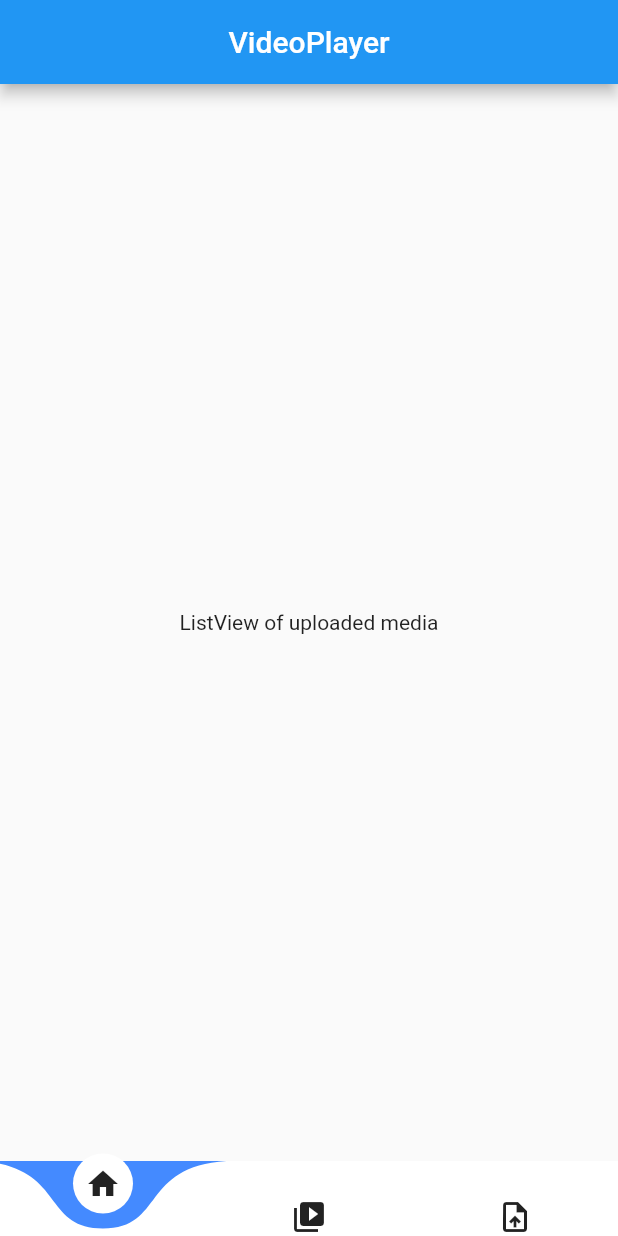
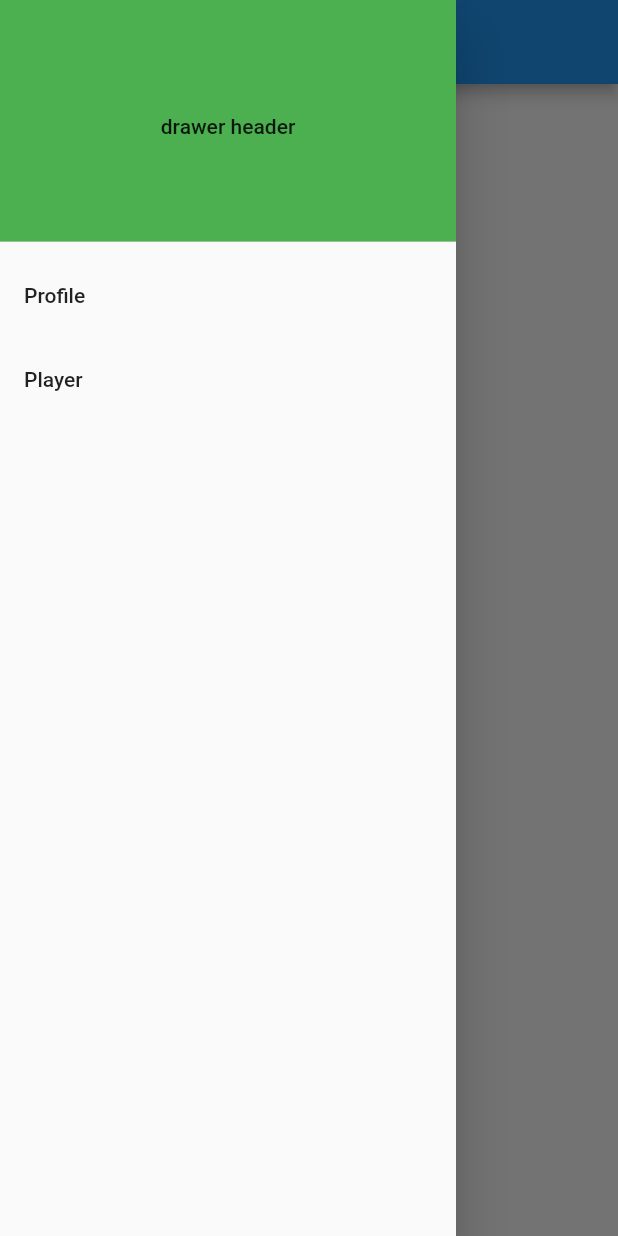
Before and after one commit to beanboi7/offlineVideoPlayer, a Flutter app: the screen it shows after launch, with the side drawer open (before the commit the screen has no drawer), on a phone screen of 412 x 824 dp. Run offline on Flutter 3.47's test engine with Material 2 defaults, Android fonts, the phone set to English and light mode, and no system bars; drawn by our look-alikes of curved_navigation_bar; our stand-ins replace file_picker, video_player.

Commit message:
removed navbar, instead drawer

```diff
--- a/lib/main.dart
+++ b/lib/main.dart
@@ -1,13 +1,9 @@
-
-
-import 'dart:io';
 
 import 'package:flutter/cupertino.dart';
 import 'package:flutter/material.dart';
-import 'package:image_picker/image_picker.dart';
-import 'package:video_player/video_player.dart';
-import 'package:curved_navigation_bar/curved_navigation_bar.dart';
 
+import 'profile.dart';
+import 'player.dart';
 
 void main(){
   runApp(MyApp());
@@ -17,174 +13,51 @@ class MyApp extends StatelessWidget {
   @override
   Widget build(BuildContext context) {
     return MaterialApp(
-      title: 'OfflinePlayer for video',
-      home: OfflinePlayer(),
+     initialRoute: '/',
+      routes: {
+       '/': (context) => VideoList(),
+        '/player' : (context) => Player(),
+        '/profile' : (context) => Profile(),
+      },
+      //home: VideoList(),
     );
   }
 }
 
-
-class OfflinePlayer extends StatefulWidget {
-  @override
-  _OfflinePlayerState createState() => _OfflinePlayerState();
-}
-
-class _OfflinePlayerState extends State<OfflinePlayer> {
-
-  @override
-  void initState(){
-    super.initState();
-
-    //put whatever function needs to run whenever we open our app
-  }
-
-  @override
-  void dispose(){
-    super.dispose();
-    _controller.dispose();
-  }
-
-  File _videoFile;
-  VideoPlayerController _controller;
-  final _picker = ImagePicker();
-  int _page=0;
-
+class VideoList extends StatelessWidget {
   @override
   Widget build(BuildContext context) {
     return Scaffold(
-        bottomNavigationBar: CurvedNavigationBar(
-          index: _page,
-          height: 50.0,
-          animationCurve: Curves.easeInSine,
-          items: <Widget>[
-            Icon(Icons.home),
-            Icon(Icons.video_library),
-            Icon(Icons.upload_file),
-          ],
-          onTap: (index){
-            setState(() {
-              _page=index;
-            });
-          },
+      appBar: AppBar(title: Text('hemlo')),
+      drawer: Drawer(
+        child: ListView(
+          padding: EdgeInsets.zero,
+          children: <Widget>[
+            DrawerHeader(
+              child: Center(
+                child: Text('drawer header'),
               ),
-        appBar: AppBar(title: Text("VideoPlayer"), centerTitle: true),
-        body: _page == 2 ?
-        Builder(
-          builder: (BuildContext context) => Center(
-            child: uploadVideo(),
+              decoration: BoxDecoration(
+                color: Colors.green,
               ),
-        ) : _page == 1 ?
-        Builder(
-          builder: (BuildContext context) => Center(
-            child: playMedia(),
             ),
-        ) : _page == 0 ?
-        Builder(
-          builder: (BuildContext context) => Center(
-              child: Text("ListView of uploaded media")),
-        ) : Text("Home Page"),
-    );
+            ListTile(
+              title: Text('Profile'),
+              onTap: (){
+                Navigator.pop(context);
+                Navigator.pushNamed(context, '/profile');
               }
-
-  //need to write a widget for the homescreen
-
-
-  //for page 1
-  Widget playMedia(){
-    _videoFile == null ? _controller = VideoPlayerController.network('https://youtu.be/D9x7JlFMZjU')
-        : _controller = VideoPlayerController.file(_videoFile).initialize().then((_){
-      setState((){});
-    }) as VideoPlayerController;
-    return Column(
-      children: <Widget>[
-        _controller.value.isInitialized ?
-        AspectRatio(
-            aspectRatio: _controller.value.aspectRatio,
-            child: VideoPlayer(_controller)
-        ) :
-        Container(
-            child: Text("Add a video to play it")
             ),
-        CupertinoButton(
-            child: Icon(
-              _controller.value.isPlaying ? Icons.pause_circle_filled : Icons.play_circle_fill,
-            ),
-            onPressed: (){
-              setState((){
-                _controller.value.isPlaying ? _controller.pause() : _controller.play();
-              });
-            }
-        )
-      ],
-    );
-  }
-
-
-  //the below are for page 2
-  Widget uploadVideo() {
-    return Column(
-      children: <Widget>[
-        Container(
-          margin: EdgeInsets.all(12.0),
-          padding: EdgeInsets.all(12.0),
-          decoration: BoxDecoration(
-            color: Colors.white70,
-            borderRadius: BorderRadius.circular(20),
-            border: Border.all(color: Colors.white),
-          ),
-          child:(_videoFile != null) ? Image.file(_videoFile) : Image.network('https://i.imgur.com/sUFH1Aq.png'),
-        ),
-        ElevatedButton(
-          onPressed: _goGallery,
-              child: Icon(Icons.upload_rounded),
-        )
-      ],
-    );
-  }
-
-  void _goGallery() async {
-    showModalBottomSheet(
-      context: context,
-      builder: (BuildContext context){
-        return Container(
-          color: Color(0xFF737373),
-          height: 180,
-          child: Container(
-            child: Wrap(
-              children: <Widget>[
-                new ListTile(
-                  leading: Icon(Icons.photo_library),
-                  title: Text('Photo library'),
+            ListTile(
+              title: Text('Player'),
               onTap: (){
-                    getVidFromGallery();
-                    Navigator.of(context).pop();
-                  },
-                ),
-                new ListTile(
-                  leading: Icon(Icons.photo_camera_rounded),
-                  title: Text('Photo from Camera'),
-                  onTap: (){
-                    getVidFromGallery();
-                    Navigator.of(context).pop();
+                Navigator.pop(context);
+                Navigator.pushNamed(context, '/player');
               },
             ),
           ],
         ),
       ),
     );
-      },
-    );
   }
-
-  Future getVidFromGallery() async {
-    final pickVideo = await _picker.getVideo(source: ImageSource.gallery, maxDuration: Duration(seconds: 120));
-    setState(() {
-      if (pickVideo != null){
-        _videoFile = File(pickVideo.path);
 }
-    });
-  }
-
-
-
-}
--- /dev/null
+++ b/lib/profile.dart
@@ -0,0 +1,15 @@
+import 'package:flutter/material.dart';
+
+class Profile extends StatelessWidget {
+  @override
+  Widget build(BuildContext context) {
+    return Scaffold(
+      appBar: AppBar(title: Text('Profile page'),),
+      body: Center(
+        child: Container(
+          child: Text('profile'),
+        ),
+      ),
+    );
+  }
+}
--- a/pubspec.yaml
+++ b/pubspec.yaml
@@ -24,8 +24,8 @@ dependencies:
   flutter:
     sdk: flutter
   video_player:
-  image_picker: ^0.7.4
   curved_navigation_bar: ^0.3.7
+  file_picker: ^2.1.5+1
 
 
   # The following adds the Cupertino Icons font to your application.
```
Also changed, not shown: lib/backup/main.dart (added, +197 -0 lines), lib/backup/videoFIle.dart (added, +67 -0 lines), lib/player.dart (added, +32 -0 lines), pubspec.lock. Lines whose indentation alone changed are shown as unchanged.
